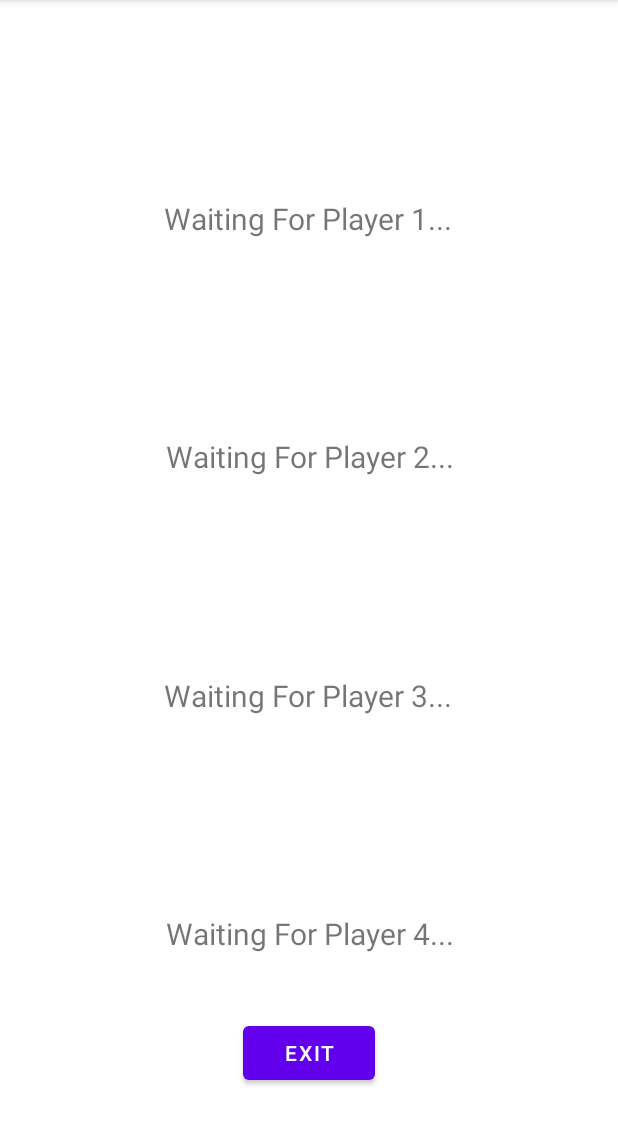
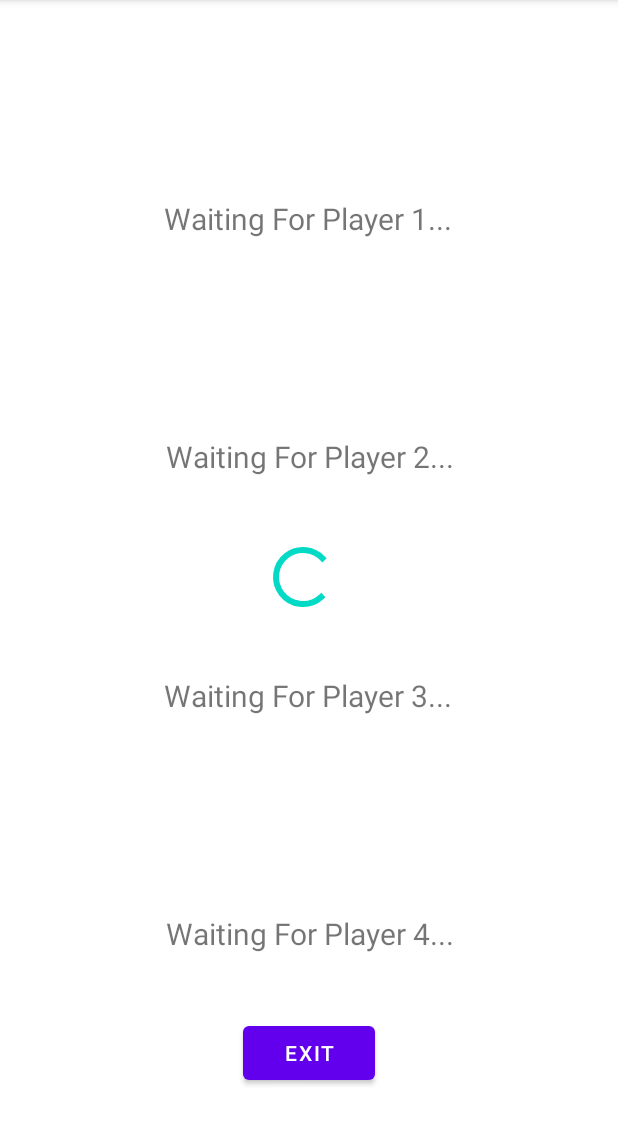
Before and after one commit to jacobsakran/Whist, an Android app: the WaitingSession screen opened directly, with no data from a screen before it, on a phone screen of 412 x 824 dp, the part 84-1229 px from its top. Run offline under Robolectric (Android 15) with nearby library versions, the phone set to English and light mode, and no system bars; our stand-ins replace Firebase (no records; nobody signed in at launch, a user with empty details on screens opened directly); 1 statement that could not run was skipped.

Commit message:
InGame feature was added
when the waiting session is full, the 4 players are forwarded to the InGame page

```diff
--- a/app/src/main/res/layout/activity_waiting_session.xml
+++ b/app/src/main/res/layout/activity_waiting_session.xml
@@ -63,4 +63,18 @@
         app:layout_constraintEnd_toEndOf="parent"
         app:layout_constraintStart_toStartOf="parent"
         app:layout_constraintTop_toBottomOf="@+id/player4" />
+
+    <ProgressBar
+        android:id="@+id/waitingSessionProgressBar"
+        style="?android:attr/progressBarStyle"
+        android:layout_width="wrap_content"
+        android:layout_height="wrap_content"
+        android:layout_marginStart="177dp"
+        android:layout_marginTop="39dp"
+        android:layout_marginEnd="186dp"
+        android:layout_marginBottom="38dp"
+        app:layout_constraintBottom_toTopOf="@+id/player3"
+        app:layout_constraintEnd_toEndOf="parent"
+        app:layout_constraintStart_toStartOf="parent"
+        app:layout_constraintTop_toBottomOf="@+id/player2" />
 </androidx.constraintlayout.widget.ConstraintLayout>
```
Also changed, not shown: app/src/main/java/com/example/whist20/CreateGame.java (+16 -0 lines), app/src/main/java/com/example/whist20/HomePage.java (+37 -2 lines), app/src/main/java/com/example/whist20/WaitingSession.java (+62 -2 lines).
